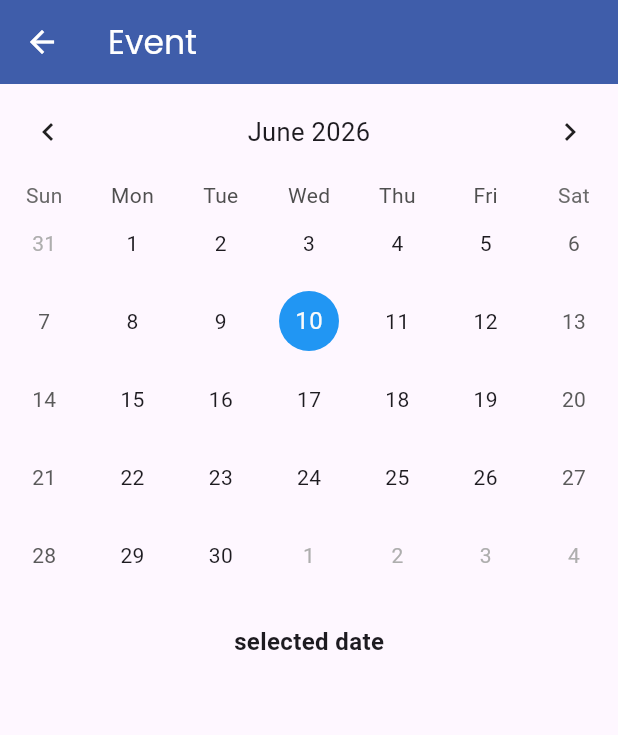
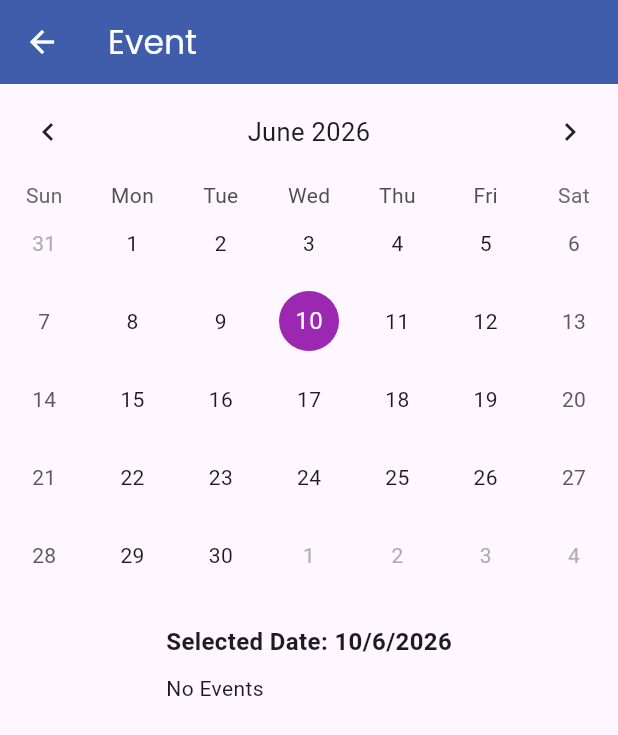
Before and after one commit to Nikku-31/vgm_school, a Flutter app: the Event screen opened directly, on a phone screen of 412 x 824 dp. Shown: the top 735 px of the screen. Run offline on Flutter 3.47's test engine with Material 3 defaults, Android fonts, the phone set to English and light mode, and no system bars; drawn by our look-alikes of table_calendar; our stand-ins replace dropdown_button2, firebase_core, firebase_messaging, flutter_local_notifications, google_fonts, image_picker and 4 more; accounts and stored records are empty; network calls fail.

Commit message:
update project

```diff
--- /dev/null
+++ b/lib/AppManager/Model/EventM/event_model.dart
@@ -0,0 +1,25 @@
+class EventModel {
+  final int id;
+  final String eventTitle;
+  final DateTime eventDate;
+  final DateTime endDate;
+  final bool isActive;
+
+  EventModel({
+    required this.id,
+    required this.eventTitle,
+    required this.eventDate,
+    required this.endDate,
+    required this.isActive,
+  });
+
+  factory EventModel.fromJson(Map<String, dynamic> json) {
+    return EventModel(
+      id: json['id'],
+      eventTitle: json['eventTitle'] ?? '',
+      eventDate: DateTime.parse(json['eventDate']),
+      endDate: DateTime.parse(json['endDate']),
+      isActive: json['isActive'] ?? false,
+    );
+  }
+}
--- /dev/null
+++ b/lib/AppManager/ViewModel/EventVM/event_vm.dart
@@ -0,0 +1,32 @@
+import 'package:flutter/material.dart';
+import '../../Model/EventM/event_model.dart';
+import '../../Service/EventS/event_service.dart';
+
+class EventViewModel extends ChangeNotifier {
+  final EventService _service = EventService();
+
+  List<EventModel> events = [];
+  bool isLoading = false;
+
+  Future<void> fetchEvents() async {
+    try {
+      isLoading = true;
+      notifyListeners();
+
+      events = await _service.getEvents();
+    } catch (e) {
+      debugPrint(e.toString());
+    } finally {
+      isLoading = false;
+      notifyListeners();
+    }
+  }
+
+  List<EventModel> getEventsForDay(DateTime day) {
+    return events.where((event) {
+      return event.eventDate.year == day.year &&
+          event.eventDate.month == day.month &&
+          event.eventDate.day == day.day;
+    }).toList();
+  }
+}
--- a/lib/main.dart
+++ b/lib/main.dart
@@ -13,6 +13,7 @@ import 'AppManager/ViewModel/AccountVM/student_details_view_model.dart';
 import 'AppManager/ViewModel/AttendanceVM/attendance_vm.dart';
 import 'AppManager/ViewModel/AttendanceVM/student_attendance_vm.dart';
 import 'AppManager/ViewModel/DashboardVM/dashboard_vm.dart';
+import 'AppManager/ViewModel/EventVM/event_vm.dart';
 import 'AppManager/ViewModel/FeesVM/get_student_fee_view_model.dart';
 import 'AppManager/ViewModel/FeesVM/save_fee_view_model.dart';
 import 'AppManager/ViewModel/HomeWorkVM/hw_viewm.dart';
@@ -61,6 +62,7 @@ void main() async {
         ChangeNotifierProvider(create: (_) => HwViewModel(),),
         ChangeNotifierProvider(create: (_) => DashboardVM(),),
         ChangeNotifierProvider(create: (_) => UpcomingClassesVM(),),
+        ChangeNotifierProvider(create: (_) => EventViewModel(),),
         ChangeNotifierProvider(create: (_) => LanguageProvider()..loadLanguage(),),
 
       ],
--- a/lib/screen/event.dart
+++ b/lib/screen/event.dart
@@ -1,7 +1,9 @@
 import 'package:flutter/material.dart';
 import 'package:google_fonts/google_fonts.dart';
+import 'package:provider/provider.dart';
 import 'package:table_calendar/table_calendar.dart';
 
+import '../AppManager/ViewModel/EventVM/event_vm.dart';
 import '../core/constants/app_colors.dart';
 
 class Event extends StatefulWidget {
@@ -13,10 +15,22 @@ class Event extends StatefulWidget {
 
 class _EventState extends State<Event> {
   DateTime _focusedDay = DateTime.now();
-  DateTime? _selectedDay;
+  DateTime _selectedDay = DateTime.now();
+
+  @override
+  void initState() {
+    super.initState();
+
+    Future.microtask(() {
+      context.read<EventViewModel>().fetchEvents();
+    });
+  }
 
   @override
   Widget build(BuildContext context) {
+    return Consumer<EventViewModel>(
+        builder: (context, vm, child) {
+          final selectedEvents = vm.getEventsForDay(_selectedDay);
           return Scaffold(
             appBar: AppBar(
               backgroundColor: AppColors.primary,
@@ -33,6 +47,9 @@ class _EventState extends State<Event> {
                   lastDay: DateTime(2035),
                   focusedDay: _focusedDay,
                   calendarFormat: CalendarFormat.month,
+                  eventLoader: (day) {
+                    return vm.getEventsForDay(day);
+                  },
 
                   selectedDayPredicate: (day) {
                     return isSameDay(_selectedDay, day);
@@ -56,7 +73,7 @@ class _EventState extends State<Event> {
                       shape: BoxShape.circle,
                     ),
                     selectedDecoration: const BoxDecoration(
-                color: Colors.orange,
+                      color: Colors.purple,
                       shape: BoxShape.circle,
                     ),
                   ),
@@ -66,18 +83,39 @@ class _EventState extends State<Event> {
 
                 Padding(
                   padding: const EdgeInsets.symmetric(horizontal: 16),
-            child: Text(
-              _selectedDay == null
-                  ? "selected date"
-                  : "Selected Date: ${_selectedDay!.day}/${_selectedDay!.month}/${_selectedDay!.year}",
+                  child: Column(
+                    crossAxisAlignment: CrossAxisAlignment.start,
+                    children: [
+                      Text(
+                        "Selected Date: ${_selectedDay.day}/${_selectedDay.month}/${_selectedDay.year}",
                         style: const TextStyle(
                           fontSize: 16,
                           fontWeight: FontWeight.w600,
                         ),
+                      ),
+
+                      const SizedBox(height: 10),
+
+                      if (vm.isLoading)
+                        const CircularProgressIndicator()
+                      else if (selectedEvents.isNotEmpty)
+                        Text(
+                          selectedEvents.first.eventTitle,
+                          style: const TextStyle(
+                            fontSize: 16,
+                            fontWeight: FontWeight.bold,
+                            color: Colors.blue,
+                          ),
+                        )
+                      else
+                        const Text("No Events"),
+                    ],
                   ),
                 ),
               ],
             ),
           );
         }
+    );
   }
+}
```
Also changed, not shown: lib/AppManager/Service/EventS/event_service.dart (added, +23 -0 lines), lib/widget/dashboard.dart (line endings or trailing spaces). Lines whose indentation alone changed are shown as unchanged.
